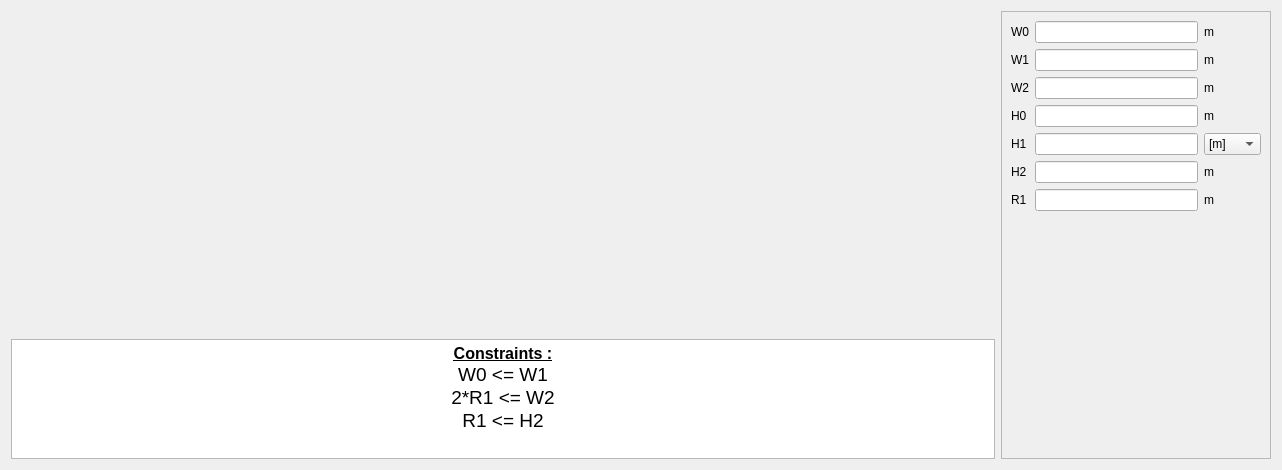
Qt form pyleecan/GUI/Dialog/DMachineSetup/SWSlot/PWSlot11/PWSlot11.ui (Eomys/pyleecan) before a commit.
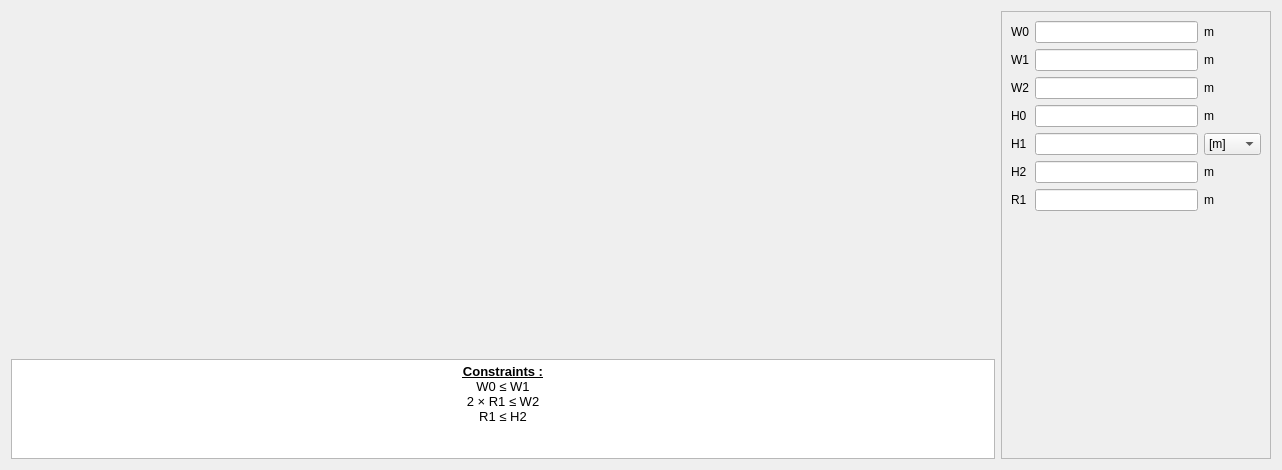
The same form after that commit. Icons and pictures are not drawn. Custom widgets are drawn as their Qt base class.

Commit message: [NF] update QTextEdit font when generating GUI + better display math symbols

Patch:
```diff
--- a/pyleecan/GUI/Dialog/DMachineSetup/SWSlot/PWSlot11/PWSlot11.ui
+++ b/pyleecan/GUI/Dialog/DMachineSetup/SWSlot/PWSlot11/PWSlot11.ui
@@ -67,7 +67,7 @@
        <property name="maximumSize">
         <size>
          <width>16777215</width>
-         <height>120</height>
+         <height>100</height>
         </size>
        </property>
        <property name="verticalScrollBarPolicy">
@@ -78,10 +78,10 @@
 &lt;html&gt;&lt;head&gt;&lt;meta name=&quot;qrichtext&quot; content=&quot;1&quot; /&gt;&lt;style type=&quot;text/css&quot;&gt;
 p, li { white-space: pre-wrap; }
 &lt;/style&gt;&lt;/head&gt;&lt;body style=&quot; font-family:'MS Shell Dlg 2'; font-size:7.8pt; font-weight:400; font-style:normal;&quot;&gt;
-&lt;p align=&quot;center&quot; style=&quot; margin-top:0px; margin-bottom:0px; margin-left:0px; margin-right:0px; -qt-block-indent:0; text-indent:0px;&quot;&gt;&lt;span style=&quot; font-size:12pt; font-weight:600; text-decoration: underline;&quot;&gt;Constraints :&lt;/span&gt;&lt;/p&gt;
-&lt;p align=&quot;center&quot; style=&quot; margin-top:0px; margin-bottom:0px; margin-left:0px; margin-right:0px; -qt-block-indent:0; text-indent:0px;&quot;&gt;&lt;span style=&quot; font-size:14pt;&quot;&gt;W0 &amp;lt;= W1&lt;/span&gt;&lt;/p&gt;
-&lt;p align=&quot;center&quot; style=&quot; margin-top:0px; margin-bottom:0px; margin-left:0px; margin-right:0px; -qt-block-indent:0; text-indent:0px;&quot;&gt;&lt;span style=&quot; font-size:14pt;&quot;&gt;2*R1 &amp;lt;= W2&lt;/span&gt;&lt;/p&gt;
-&lt;p align=&quot;center&quot; style=&quot; margin-top:0px; margin-bottom:0px; margin-left:0px; margin-right:0px; -qt-block-indent:0; text-indent:0px;&quot;&gt;&lt;span style=&quot; font-size:14pt;&quot;&gt;R1 &amp;lt;= H2&lt;/span&gt;&lt;/p&gt;&lt;/body&gt;&lt;/html&gt;</string>
+&lt;p align=&quot;center&quot; style=&quot; margin-top:0px; margin-bottom:0px; margin-left:0px; margin-right:0px; -qt-block-indent:0; text-indent:0px;&quot;&gt;&lt;span style=&quot; font-size:10pt; font-weight:600; text-decoration: underline;&quot;&gt;Constraints :&lt;/span&gt;&lt;/p&gt;
+&lt;p align=&quot;center&quot; style=&quot; margin-top:0px; margin-bottom:0px; margin-left:0px; margin-right:0px; -qt-block-indent:0; text-indent:0px;&quot;&gt;&lt;span style=&quot; font-size:10pt;&quot;&gt;W0 ≤ W1&lt;/span&gt;&lt;/p&gt;
+&lt;p align=&quot;center&quot; style=&quot; margin-top:0px; margin-bottom:0px; margin-left:0px; margin-right:0px; -qt-block-indent:0; text-indent:0px;&quot;&gt;&lt;span style=&quot; font-size:10pt;&quot;&gt;2 × R1 ≤ W2&lt;/span&gt;&lt;/p&gt;
+&lt;p align=&quot;center&quot; style=&quot; margin-top:0px; margin-bottom:0px; margin-left:0px; margin-right:0px; -qt-block-indent:0; text-indent:0px;&quot;&gt;&lt;span style=&quot; font-size:10pt;&quot;&gt;R1 ≤ H2&lt;/span&gt;&lt;/p&gt;&lt;/body&gt;&lt;/html&gt;</string>
        </property>
        <property name="textInteractionFlags">
         <set>Qt::TextSelectableByKeyboard|Qt::TextSelectableByMouse</set>
```
The commit also changes 66 other files.
